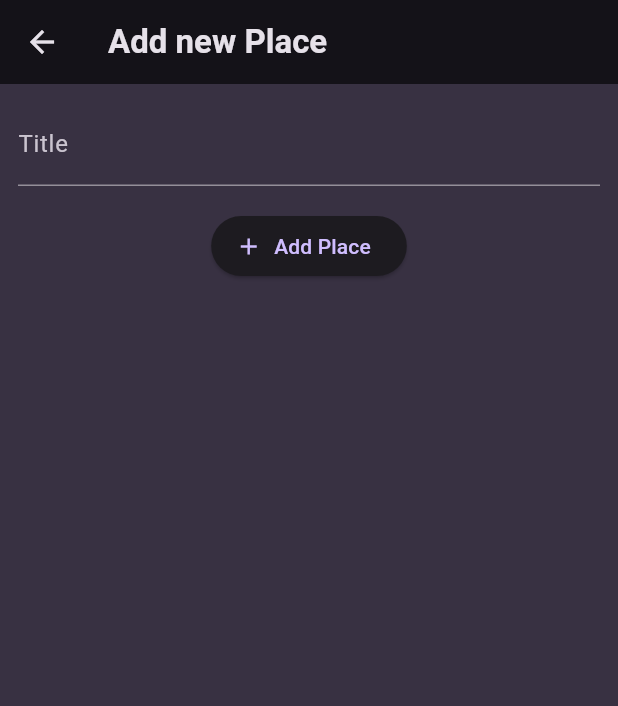
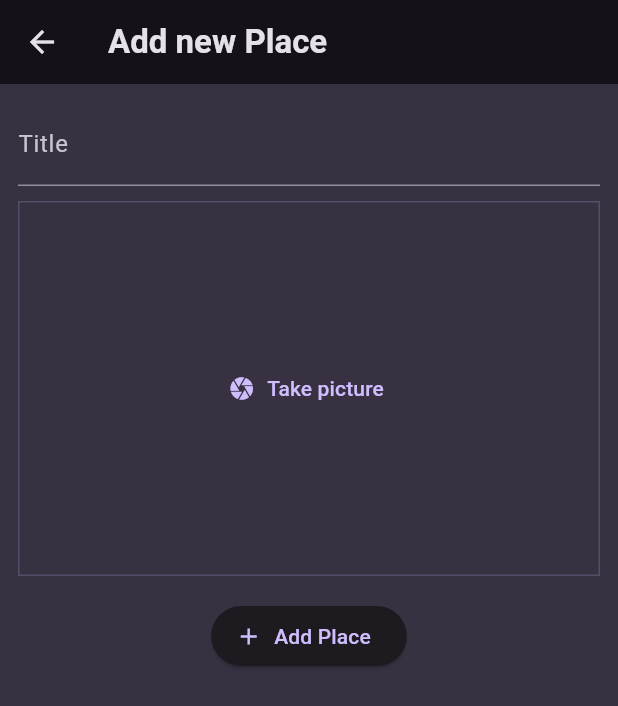
Before and after one commit to SubhankarPani/geo_gallary, a Flutter app: the AddPlaceScreen screen opened directly, on a phone screen of 412 x 824 dp. Shown: the top 706 px of the screen. Run offline on Flutter 3.47's test engine with Material 3 defaults, Android fonts, the light colour scheme and no system bars; our stand-ins replace flutter_riverpod, google_fonts, image_picker.

Commit message:
Second Commit

```diff
--- a/lib/models/place.dart
+++ b/lib/models/place.dart
@@ -1,7 +1,12 @@
+import 'dart:io';
 import 'package:uuid/uuid.dart';
-const  uuid=Uuid();
-class Place{
-   Place({required this.title}):id=uuid.v4();
-final String id;
-final String title;
+
+
+const uuid = Uuid();
+
+class Place {
+  Place({required this.title, required this.image}) : id = uuid.v4();
+  final String id;
+  final String title;
+  final File image;
 }
--- a/lib/providers/user_places.dart
+++ b/lib/providers/user_places.dart
@@ -1,11 +1,13 @@
+import 'dart:io';
 import 'package:geo_gallary/models/place.dart';
 import 'package:flutter_riverpod/flutter_riverpod.dart';
+
 
 class UserPlacesNotifier extends StateNotifier<List<Place>> {
   UserPlacesNotifier() : super(const []);
 
-  void addPlace(String title) {
-    final newPlace = Place(title: title);
+  void addPlace(String title, File image) {
+    final newPlace = Place(title: title, image: image);
     state = [newPlace, ...state];
   }
 }
--- a/lib/screens/add_place.dart
+++ b/lib/screens/add_place.dart
@@ -1,4 +1,5 @@
 import 'package:flutter/material.dart';
+import 'package:geo_gallary/widgets/image_input.dart';
 import 'package:flutter_riverpod/flutter_riverpod.dart';
 import 'package:geo_gallary/providers/user_places.dart';
 
@@ -46,6 +47,10 @@ class _AddPlaceScreenState extends ConsumerState<AddPlaceScreen> {
                 ),
               ),
               const SizedBox(
+                height: 10,
+              ),
+              ImageInput(),
+              const SizedBox(
                 height: 16,
               ),
               ElevatedButton.icon(
--- /dev/null
+++ b/lib/widgets/image_input.dart
@@ -0,0 +1,60 @@
+import 'dart:io';
+import 'package:flutter/material.dart';
+import 'package:image_picker/image_picker.dart';
+
+class ImageInput extends StatefulWidget {
+  const ImageInput({super.key});
+
+  @override
+  State<ImageInput> createState() {
+    return _ImageInputState();
+  }
+}
+
+class _ImageInputState extends State<ImageInput> {
+  File? _selectedImage;
+  void _takePicture() async {
+    final imagePicker = ImagePicker();
+    final pickedImage =
+        await imagePicker.pickImage(source: ImageSource.camera, maxWidth: 600);
+    if (pickedImage == null) {
+      return;
+    }
+    setState(() {
+      _selectedImage = File(pickedImage.path);
+    });
+  }
+
+  @override
+  Widget build(BuildContext context) {
+    Widget content = TextButton.icon(
+      icon: const Icon(Icons.camera),
+      label: const Text('Take picture'),
+      onPressed: _takePicture,
+    );
+
+    if (_selectedImage != null) {
+      content = GestureDetector(
+        onTap: _takePicture,
+        child: Image.file(
+          _selectedImage!,
+          fit: BoxFit.cover,
+          width: double.infinity,
+          height: double.infinity,
+        ),
+      );
+    }
+    return Container(
+      decoration: BoxDecoration(
+        border: Border.all(
+          width: 1,
+          color: Theme.of(context).colorScheme.primary.withOpacity(0.2),
+        ),
+      ),
+      height: 250,
+      width: double.infinity,
+      alignment: Alignment.center,
+      child: content,
+    );
+  }
+}
--- a/pubspec.yaml
+++ b/pubspec.yaml
@@ -39,6 +39,7 @@ dependencies:
   uuid: ^4.4.2
   #riverpod: ^2.5.1
   flutter_riverpod: ^2.5.1
+  image_picker: ^1.1.2
 
 dev_dependencies:
   flutter_test:
```
Also changed, not shown: lib/screens/place_detail.dart (+23 -0 lines), lib/widgets/places_list.dart (+15 -4 lines), pubspec.lock, 5 other files.
